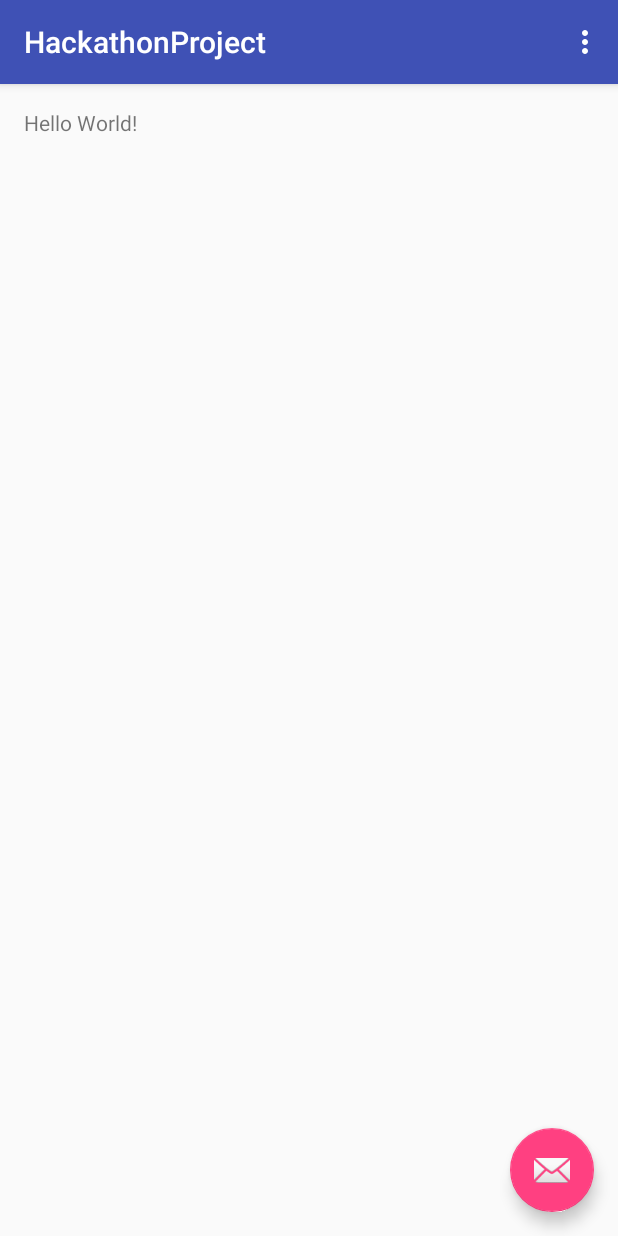
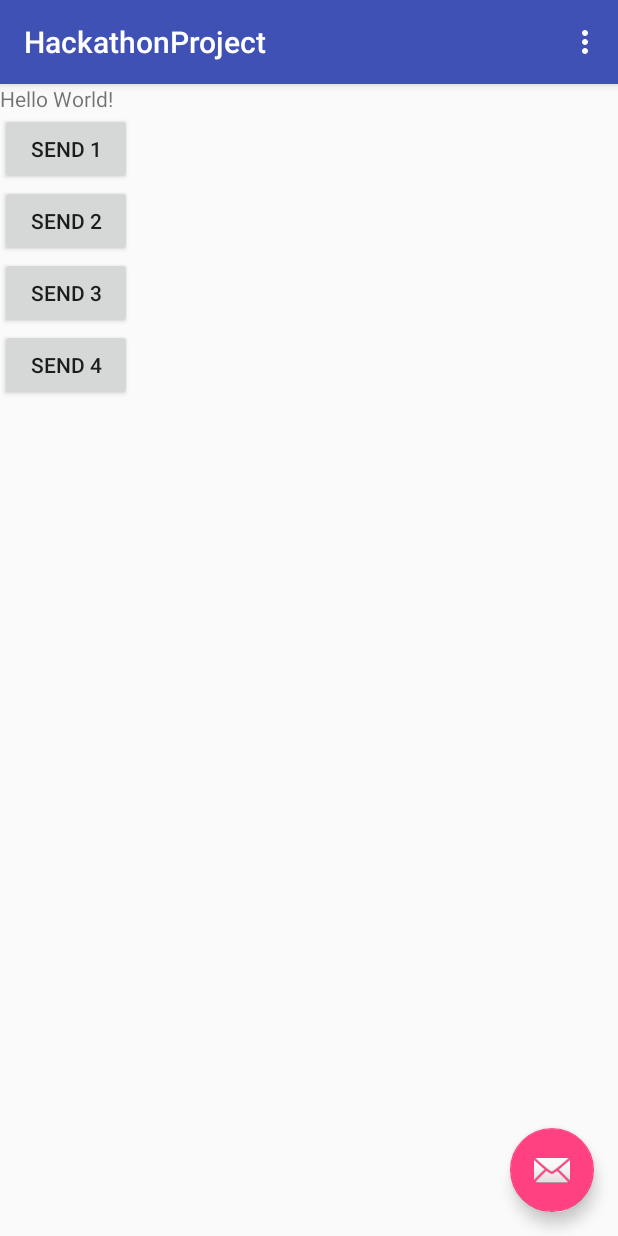
Before and after one commit to EL-Psy-Congroo-SDU/Project, an Android app: the screen it shows after launch (MainActivity), on a phone screen of 412 x 824 dp. Run offline under Robolectric (Android 15) with nearby library versions, the phone set to English and light mode, and no system bars.

Commit message:
test send 1 2 3 4

```diff
--- a/app/src/main/res/layout/content_main.xml
+++ b/app/src/main/res/layout/content_main.xml
@@ -1,19 +1,53 @@
 <?xml version="1.0" encoding="utf-8"?>
-<RelativeLayout xmlns:android="http://schemas.android.com/apk/res/android"
+<LinearLayout xmlns:android="http://schemas.android.com/apk/res/android"
               xmlns:app="http://schemas.android.com/apk/res-auto"
               xmlns:tools="http://schemas.android.com/tools"
               android:layout_width="match_parent"
               android:layout_height="match_parent"
-    android:paddingBottom="@dimen/activity_vertical_margin"
-    android:paddingLeft="@dimen/activity_horizontal_margin"
-    android:paddingRight="@dimen/activity_horizontal_margin"
-    android:paddingTop="@dimen/activity_vertical_margin"
+              android:orientation="vertical"
               app:layout_behavior="@string/appbar_scrolling_view_behavior"
               tools:context=".MainActivity"
               tools:showIn="@layout/activity_main">
 
     <TextView
+        android:id="@+id/textView"
         android:layout_width="wrap_content"
         android:layout_height="wrap_content"
-        android:text="Hello World!" />
-</RelativeLayout>
+        android:text="Hello World!"/>
+
+    <Button
+        android:id="@+id/button1"
+        android:layout_width="wrap_content"
+        android:layout_height="wrap_content"
+        android:layout_alignParentLeft="true"
+        android:layout_alignParentStart="true"
+        android:layout_below="@+id/textView"
+        android:text="Send 1"/>
+
+    <Button
+        android:id="@+id/button2"
+        android:layout_width="wrap_content"
+        android:layout_height="wrap_content"
+        android:layout_alignParentLeft="true"
+        android:layout_alignParentStart="true"
+        android:layout_below="@+id/textView"
+        android:text="Send 2"/>
+
+    <Button
+        android:id="@+id/button3"
+        android:layout_width="wrap_content"
+        android:layout_height="wrap_content"
+        android:layout_alignParentLeft="true"
+        android:layout_alignParentStart="true"
+        android:layout_below="@+id/textView"
+        android:text="Send 3"/>
+
+    <Button
+        android:id="@+id/button4"
+        android:layout_width="wrap_content"
+        android:layout_height="wrap_content"
+        android:layout_alignParentLeft="true"
+        android:layout_alignParentStart="true"
+        android:layout_below="@+id/textView"
+        android:text="Send 4"/>
+</LinearLayout>
```
Also changed, not shown: app/src/main/java/com/example/chen/hackathonproject/MainActivity.java (+55 -20 lines). Lines whose indentation alone changed are shown as unchanged.
